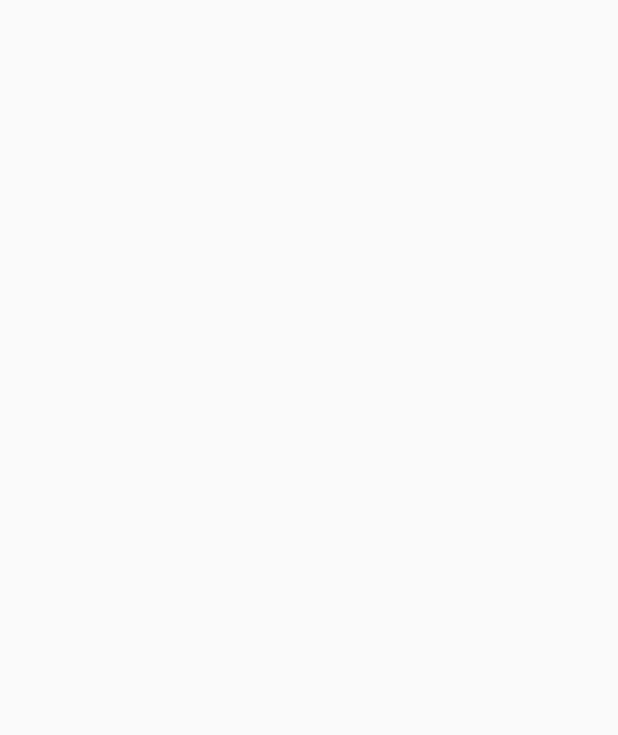
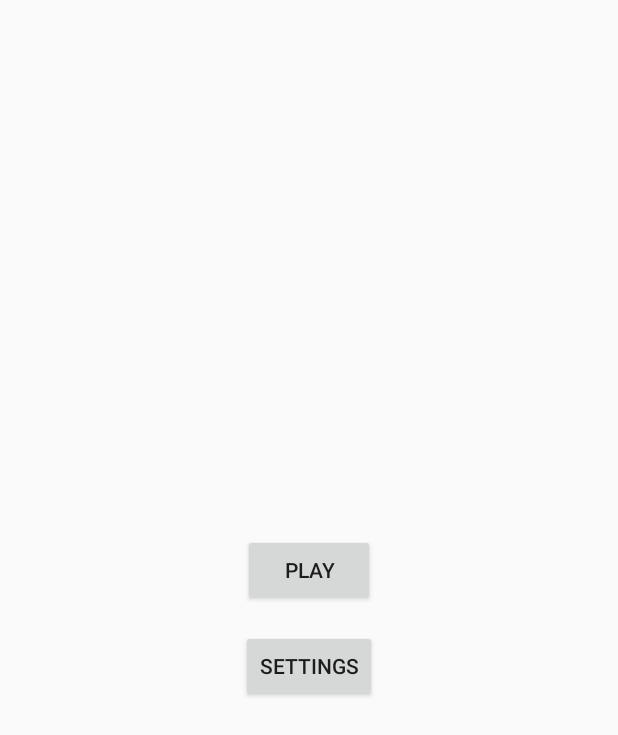
Before and after one commit to millsoftspb/TrampetSimulator2, an Android app: the screen it shows after launch (StartActivity), on a phone screen of 412 x 824 dp. Before the commit the part shown is empty. Shown: the top 735 px of the screen. Run offline under Robolectric (Android 15) with nearby library versions, the phone set to English and light mode, and no system bars.

Commit message:
add dependesy coorect constraint API

```diff
--- a/app/build.gradle
+++ b/app/build.gradle
@@ -21,7 +21,7 @@ android {
 dependencies {
     implementation fileTree(dir: 'libs', include: ['*.jar'])
     implementation 'com.android.support:appcompat-v7:28.0.0'
-    implementation 'com.android.support.constraint:constraint-layout:1.1.3'
+    implementation 'com.android.support.constraint:constraint-layout:2.0.0-alpha3'
     testImplementation 'junit:junit:4.12'
     androidTestImplementation 'com.android.support.test:runner:1.0.2'
     androidTestImplementation 'com.android.support.test.espresso:espresso-core:3.0.2'
--- a/app/src/main/res/layout/activity_start.xml
+++ b/app/src/main/res/layout/activity_start.xml
@@ -1,7 +1,35 @@
 <?xml version="1.0" encoding="utf-8"?>
-<android.support.constraint.ConstraintLayout xmlns:android="http://schemas.android.com/apk/res/android"
+<android.support.constraint.motion.MotionLayout xmlns:android="http://schemas.android.com/apk/res/android"
     xmlns:app="http://schemas.android.com/apk/res-auto"
     xmlns:tools="http://schemas.android.com/tools"
     android:layout_width="match_parent"
     android:layout_height="match_parent"
-    tools:context=".StartActivity"/>
+    tools:context=".StartActivity">
+
+    <Button
+        android:id="@+id/button_play"
+        android:layout_width="wrap_content"
+        android:layout_height="wrap_content"
+        android:layout_marginTop="8dp"
+        android:text="PLAY"
+        app:layout_constraintBottom_toTopOf="@+id/button_setting"
+        app:layout_constraintEnd_toEndOf="parent"
+        app:layout_constraintHorizontal_bias="0.5"
+        app:layout_constraintStart_toStartOf="parent"
+        app:layout_constraintTop_toTopOf="parent"
+        app:layout_constraintVertical_chainStyle="packed" />
+
+    <Button
+        android:id="@+id/button_setting"
+        android:layout_width="wrap_content"
+        android:layout_height="wrap_content"
+        android:layout_marginTop="16dp"
+        android:layout_marginBottom="8dp"
+        android:text="Settings"
+        app:layout_constraintBottom_toBottomOf="parent"
+        app:layout_constraintEnd_toEndOf="@+id/button_play"
+        app:layout_constraintHorizontal_bias="0.5"
+        app:layout_constraintStart_toStartOf="@+id/button_play"
+        app:layout_constraintTop_toBottomOf="@+id/button_play"
+        app:layout_constraintVertical_bias="0.487" />
+</android.support.constraint.motion.MotionLayout>
--- /dev/null
+++ b/app/src/main/res/xml/motion_scene_start_layout.xml
@@ -0,0 +1,13 @@
+<?xml version="1.0" encoding="utf-8"?>
+<MotionScene xmlns:android="http://schemas.android.com/apk/res/android"
+    xmlns:app="http://schemas.android.com/apk/res-auto">
+    <Transition
+        app:constraintSetStart="@id/start"
+        app:constraintSetEnd="end"
+        app:duration="1000">
+    </Transition>
+
+    <ConstraintSet android:id="@+id/start"
+
+
+</MotionScene>
```
